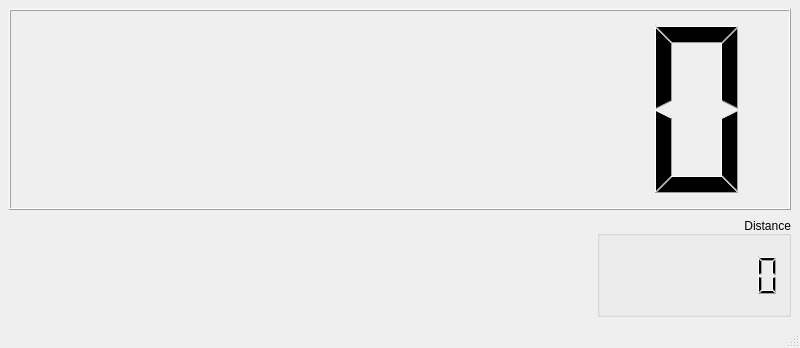
First picture: the form in ch03/SpeedStateBlackboard/MainWindow.ui, repository PacktPublishing/Hands-On-Design-Patterns-with-Qt-5, before the edit.
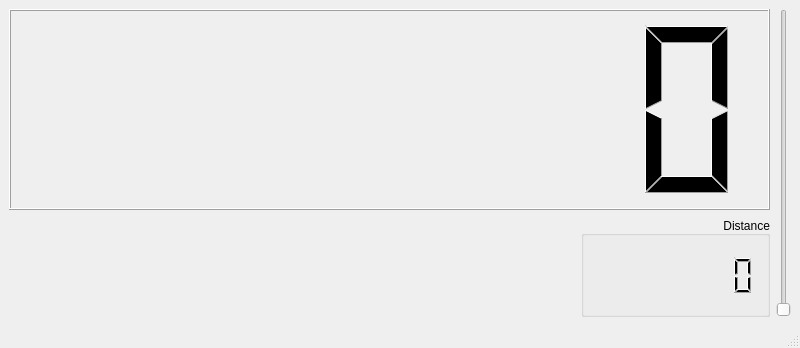
Second picture: the form after the edit. Custom widgets are drawn as their Qt base class.

Commit message: Added Throttle Control.

```diff
--- a/ch03/SpeedStateBlackboard/MainWindow.ui
+++ b/ch03/SpeedStateBlackboard/MainWindow.ui
@@ -14,15 +14,8 @@
    <string>MainWindow</string>
   </property>
   <widget class="QWidget" name="centralwidget">
-   <layout class="QVBoxLayout" name="verticalLayout_2" stretch="2,1">
-    <item>
-     <widget class="Speedometer" name="speedo">
-      <property name="digitCount">
-       <number>7</number>
-      </property>
-     </widget>
-    </item>
-    <item>
+   <layout class="QGridLayout" name="gridLayout" rowstretch="2,1">
+    <item row="1" column="0">
      <layout class="QHBoxLayout" name="horizontalLayout_2" stretch="1,2,1">
       <item>
        <widget class="FuelUsageDisp" name="fuelUsage" native="true">
@@ -98,6 +91,20 @@
       </item>
      </layout>
     </item>
+    <item row="0" column="1" rowspan="2">
+     <widget class="Throttle" name="verticalSlider">
+      <property name="orientation">
+       <enum>Qt::Vertical</enum>
+      </property>
+     </widget>
+    </item>
+    <item row="0" column="0">
+     <widget class="Speedometer" name="speedo">
+      <property name="digitCount">
+       <number>7</number>
+      </property>
+     </widget>
+    </item>
    </layout>
   </widget>
   <widget class="QMenuBar" name="menubar">
@@ -129,6 +136,11 @@
    <header>FuelUsageDisp.h</header>
    <container>1</container>
   </customwidget>
+  <customwidget>
+   <class>Throttle</class>
+   <extends>QSlider</extends>
+   <header>Throttle.h</header>
+  </customwidget>
  </customwidgets>
  <resources/>
  <connections/>
```
Left out of the diff: 2 changed lines with no effect on the pictures. The commit also changes 4 other files.
